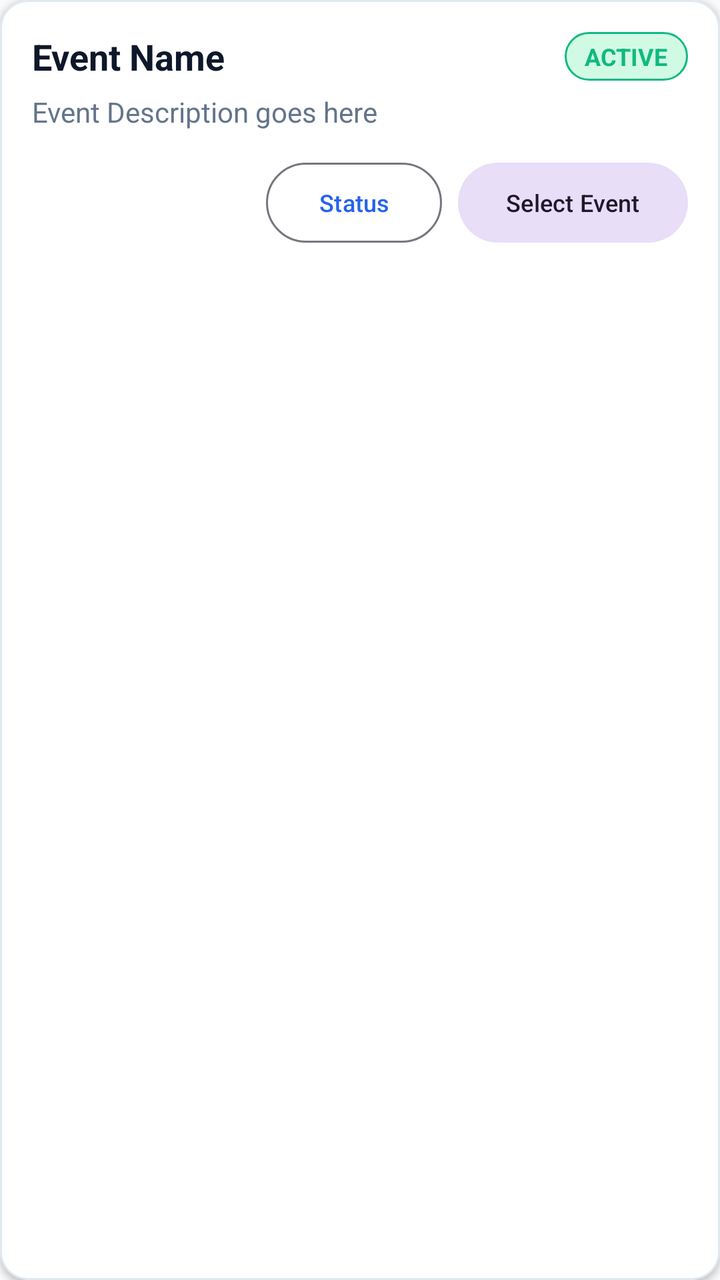
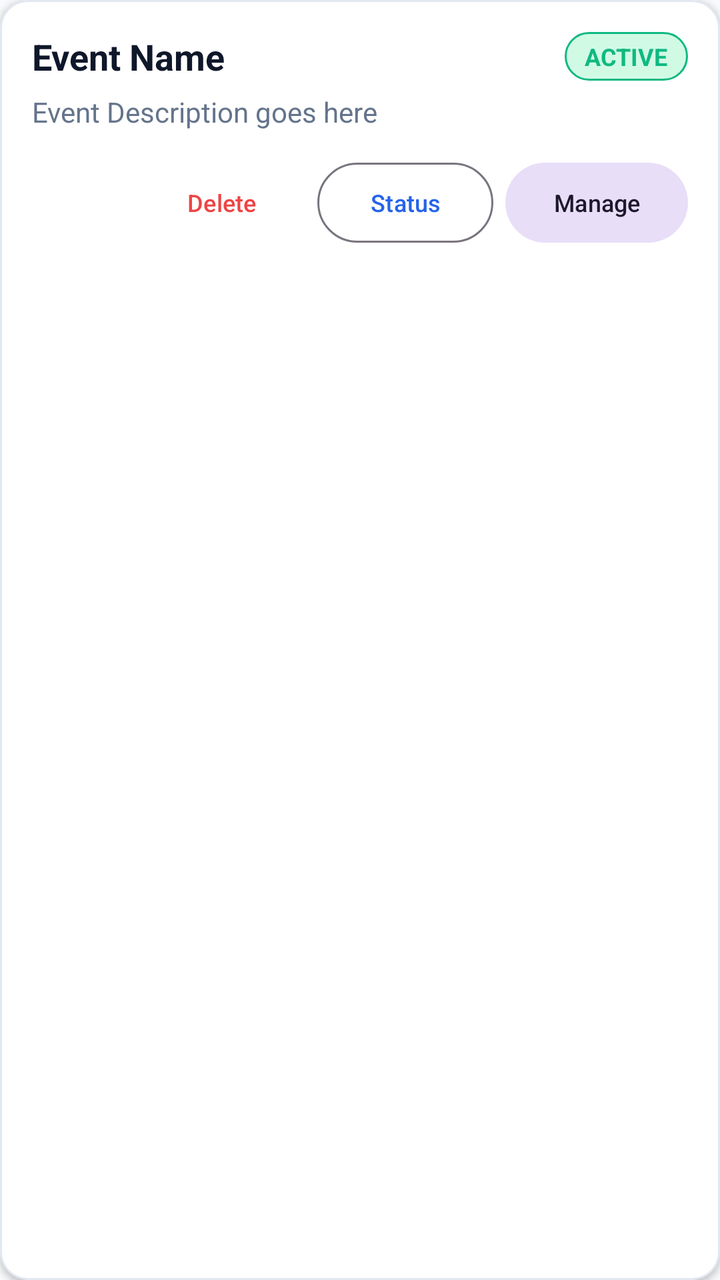

An Android layout rendered at two revisions. The XML below is the earlier revision; the diff shows what the commit changed to produce the second picture.
<!-- AndroidManifest.xml: application theme Theme.Judgex -->
<!-- res/layout/item_event.xml -->
<?xml version="1.0" encoding="utf-8"?>
<com.google.android.material.card.MaterialCardView xmlns:android="http://schemas.android.com/apk/res/android"
    xmlns:app="http://schemas.android.com/apk/res-auto"
    android:layout_width="match_parent"
    android:layout_height="wrap_content"
    android:layout_marginHorizontal="16dp"
    android:layout_marginVertical="8dp"
    app:cardCornerRadius="14dp"
    app:cardElevation="2dp"
    app:strokeWidth="1dp"
    app:strokeColor="@color/card_border"
    app:cardBackgroundColor="@color/surface">

    <LinearLayout
        android:layout_width="match_parent"
        android:layout_height="wrap_content"
        android:orientation="vertical"
        android:padding="16dp">

        <LinearLayout
            android:layout_width="match_parent"
            android:layout_height="wrap_content"
            android:gravity="center_vertical"
            android:orientation="horizontal">

            <TextView
                android:id="@+id/tvEventName"
                android:layout_width="0dp"
                android:layout_height="wrap_content"
                android:layout_weight="1"
                android:text="Event Name"
                android:textColor="@color/text_primary"
                android:textSize="18sp"
                android:textStyle="bold" />

            <TextView
                android:id="@+id/tvEventStatus"
                android:layout_width="wrap_content"
                android:layout_height="wrap_content"
                android:background="@drawable/bg_badge_success"
                android:paddingHorizontal="10dp"
                android:paddingVertical="4dp"
                android:text="ACTIVE"
                android:textColor="@color/success"
                android:textSize="12sp"
                android:textStyle="bold" />

        </LinearLayout>

        <TextView
            android:id="@+id/tvEventDescription"
            android:layout_width="match_parent"
            android:layout_height="wrap_content"
            android:layout_marginTop="6dp"
            android:text="Event Description goes here"
            android:textColor="@color/text_secondary"
            android:textSize="14sp" />

        <LinearLayout
            android:layout_width="match_parent"
            android:layout_height="wrap_content"
            android:layout_marginTop="12dp"
            android:gravity="center_vertical"
            android:orientation="horizontal">

            <TextView
                android:id="@+id/tvEventLockedBadge"
                android:layout_width="wrap_content"
                android:layout_height="wrap_content"
                android:background="@drawable/bg_badge_locked"
                android:paddingHorizontal="8dp"
                android:paddingVertical="3dp"
                android:text="LOCKED"
                android:textColor="@color/danger"
                android:textSize="11sp"
                android:textStyle="bold"
                android:visibility="gone" />

            <View
                android:layout_width="0dp"
                android:layout_height="1dp"
                android:layout_weight="1" />

            <com.google.android.material.button.MaterialButton
                android:id="@+id/btnStatusAction"
                style="@style/Widget.Material3.Button.OutlinedButton"
                android:layout_width="wrap_content"
                android:layout_height="wrap_content"
                android:layout_marginEnd="8dp"
                android:text="Status"
                android:textSize="12sp" />

            <com.google.android.material.button.MaterialButton
                android:id="@+id/btnSelectEvent"
                style="@style/Widget.Material3.Button.TonalButton"
                android:layout_width="wrap_content"
                android:layout_height="wrap_content"
                android:text="Select Event"
                android:textSize="12sp" />

        </LinearLayout>

    </LinearLayout>

</com.google.android.material.card.MaterialCardView>
<!-- resources referenced by this layout -->
<resources>
  <color name="card_border">#E2E8F0</color>
  <color name="danger">#EF4444</color>
  <color name="success">#10B981</color>
  <color name="surface">#FFFFFF</color>
  <color name="text_primary">#0F172A</color>
  <color name="text_secondary">#64748B</color>
  <!-- drawable bg_badge_locked (drawable) -->
  <?xml version="1.0" encoding="utf-8"?>
  <shape xmlns:android="http://schemas.android.com/apk/res/android">
      <solid android:color="@color/danger_light" />
      <corners android:radius="16dp" />
      <stroke android:width="1dp" android:color="@color/danger" />
  </shape>
  <!-- drawable bg_badge_success (drawable) -->
  <?xml version="1.0" encoding="utf-8"?>
  <shape xmlns:android="http://schemas.android.com/apk/res/android">
      <solid android:color="@color/success_light" />
      <corners android:radius="16dp" />
      <stroke android:width="1dp" android:color="@color/success" />
  </shape>
  <style name="Theme.Judgex" parent="Theme.Material3.DayNight.NoActionBar">
          
          <item name="colorPrimary">@color/accent</item>
          <item name="colorPrimaryVariant">@color/primary_dark</item>
          <item name="colorOnPrimary">@color/white</item>
          
          <item name="colorSecondary">@color/accent_light</item>
          <item name="colorSecondaryVariant">@color/accent</item>
          <item name="colorOnSecondary">@color/white</item>
          
          <item name="android:statusBarColor">@color/primary</item>
          <item name="android:windowLightStatusBar">false</item>
          
          <item name="android:windowBackground">@color/background</item>
      </style>
  <color name="danger_light">#FEE2E2</color>
  <color name="success_light">#D1FAE5</color>
  <color name="accent">#2563EB</color>
  <color name="primary_dark">#020617</color>
  <color name="white">#FFFFFF</color>
  <color name="accent_light">#3B82F6</color>
  <color name="primary">#0F172A</color>
  <color name="background">#F8FAFC</color>
</resources>

<!-- the commit's change to res/layout/item_event.xml (unified diff, before → after) -->
@@ -56,6 +56,17 @@
             android:textColor="@color/text_secondary"
             android:textSize="14sp" />
 
+        
+        <TextView
+            android:id="@+id/tvEventScheduleVenue"
+            android:layout_width="match_parent"
+            android:layout_height="wrap_content"
+            android:layout_marginTop="6dp"
+            android:textColor="@color/accent"
+            android:textSize="12sp"
+            android:textStyle="bold"
+            android:visibility="gone" />
+
         <LinearLayout
             android:layout_width="match_parent"
             android:layout_height="wrap_content"
@@ -82,11 +93,21 @@
                 android:layout_weight="1" />
 
             <com.google.android.material.button.MaterialButton
+                android:id="@+id/btnDeleteEvent"
+                style="@style/Widget.Material3.Button.TextButton"
+                android:layout_width="wrap_content"
+                android:layout_height="wrap_content"
+                android:layout_marginEnd="4dp"
+                android:text="Delete"
+                android:textColor="@color/danger"
+                android:textSize="12sp" />
+
+            <com.google.android.material.button.MaterialButton
                 android:id="@+id/btnStatusAction"
                 style="@style/Widget.Material3.Button.OutlinedButton"
                 android:layout_width="wrap_content"
                 android:layout_height="wrap_content"
-                android:layout_marginEnd="8dp"
+                android:layout_marginEnd="6dp"
                 android:text="Status"
                 android:textSize="12sp" />
 
@@ -95,7 +116,7 @@
                 style="@style/Widget.Material3.Button.TonalButton"
                 android:layout_width="wrap_content"
                 android:layout_height="wrap_content"
-                android:text="Select Event"
+                android:text="Manage"
                 android:textSize="12sp" />
 
         </LinearLayout>
